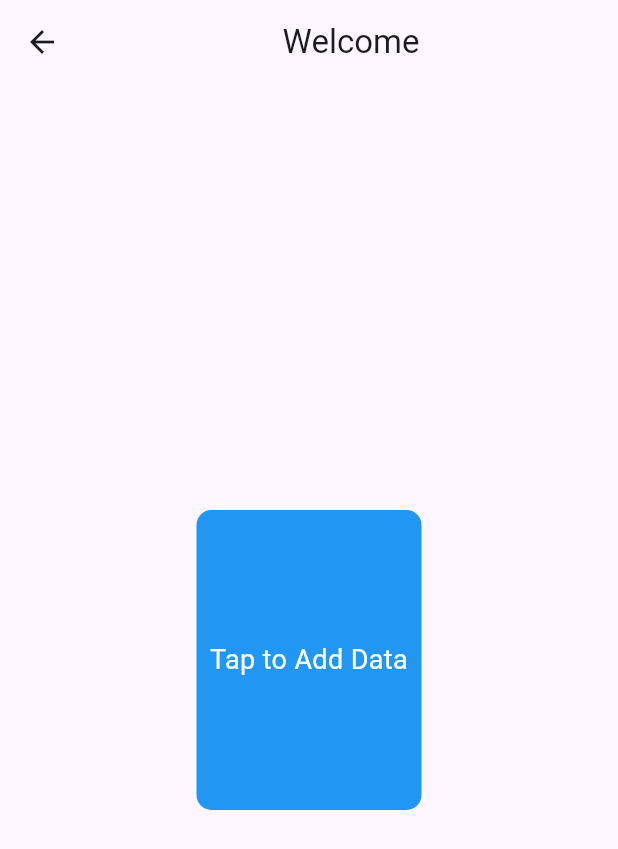
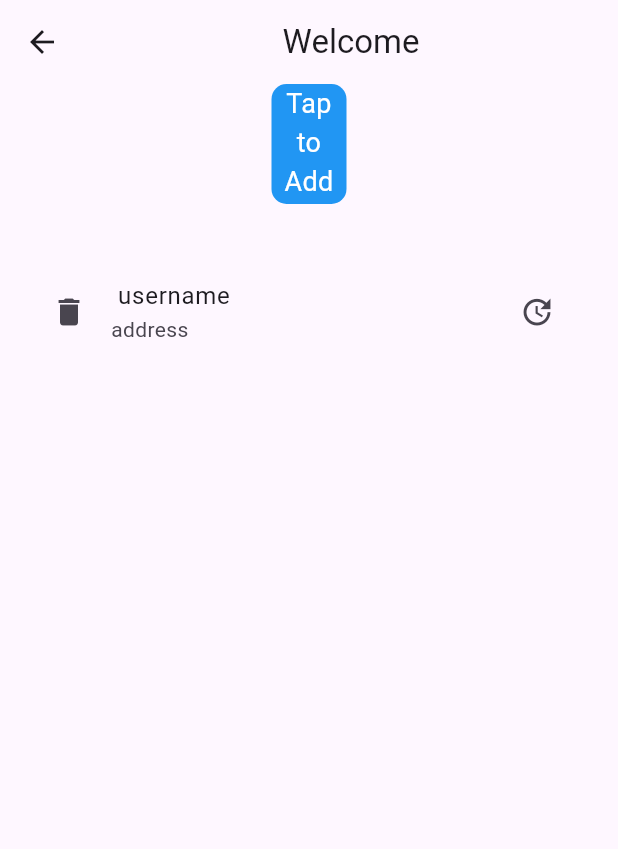
Before and after one commit to MostakAhmedShahad/firebase_authentication_flutter, a Flutter app: the HomePage screen opened directly, on a phone screen of 412 x 824 dp. Shown: the top 849 px of the screen. Run offline on Flutter 3.47's test engine with Material 3 defaults, Android fonts, the light colour scheme and no system bars; our stand-ins replace cloud_firestore, firebase_auth, firebase_core, fluttertoast, font_awesome_flutter, google_sign_in; accounts and stored records are empty.

Commit message:
collect_data_form_firebse

```diff
--- a/lib/features/user_auth/presentation/pages/home_page.dart
+++ b/lib/features/user_auth/presentation/pages/home_page.dart
@@ -16,8 +16,9 @@ class _HomePageState extends State<HomePage> {
       appBar: AppBar(
         title: Center(child: Text('Welcome')),
       ),
-      body: Center(
-        child: GestureDetector(
+      body: Column(
+        children: [
+          GestureDetector(
             onTap: () {
               _createData(UserModel(
                 username: "shahad",
@@ -26,8 +27,8 @@ class _HomePageState extends State<HomePage> {
               ));
             },
             child: Container(
-            height: 200,
-            width: 150,
+              height: 80,
+              width: 50,
               decoration: BoxDecoration(
                 color: Colors.blue,
                 borderRadius: BorderRadius.circular(10),
@@ -40,6 +41,26 @@ class _HomePageState extends State<HomePage> {
               ),
             ),
           ),
+
+          SizedBox(height: 18,),
+          Padding(padding: EdgeInsets.all(18),
+          child: Column(
+            children: [
+              ListTile(
+                leading: GestureDetector(
+                  child: Icon(Icons.delete),
+                ),
+                trailing: GestureDetector(
+                  child: Icon(Icons.update),
+                ),
+                title: Text(' username'),
+                subtitle: Text('address'),
+              )
+            ],
+
+          ),)
+        ],
+
       ),
     );
   }
```
Lines whose indentation alone changed are shown as unchanged.
